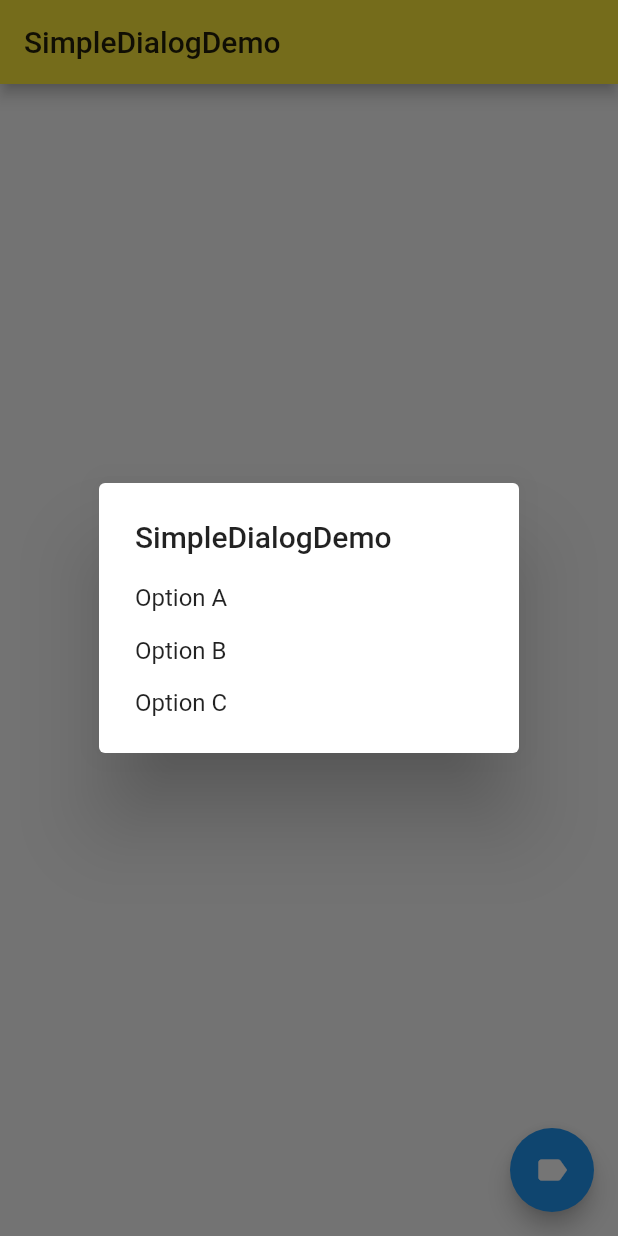
After one commit to chenchaoPgy/flutterStudy, a Flutter app: the SimpleDialogDemo screen opened directly, after a tap on the "label" icon, on a phone screen of 412 x 824 dp. The commit adds this screen. Run offline on Flutter 3.47's test engine with Material 2 defaults, Android fonts, the phone set to English and light mode, and no system bars.

Commit message:
simple dailog

```diff
--- a/lib/demo/material_components.dart
+++ b/lib/demo/material_components.dart
@@ -1,6 +1,7 @@
 import 'package:flutter/cupertino.dart';
 import 'package:flutter/material.dart';
 import 'package:my_flutter_app/demo/datetime_demo.dart';
+import 'package:my_flutter_app/demo/simple_dialog_demo.dart';
 import 'package:my_flutter_app/model/post.dart';
 import 'button_demo.dart';
 import 'floating_action_button.dart';
@@ -21,6 +22,10 @@ class MaterialComponents extends StatelessWidget {
       body: Container(
         child: ListView(
           children: <Widget>[
+            ListItem(
+              title: 'SimpleDialogDemo',
+              page: SimpleDialogDemo(),
+            ),
             ListItem(
               title: 'DatetimeDemo',
               page: DateTimeDemo(),
--- /dev/null
+++ b/lib/demo/simple_dialog_demo.dart
@@ -0,0 +1,86 @@
+import 'package:flutter/material.dart';
+import 'dart:async';
+
+class SimpleDialogDemo extends StatefulWidget {
+  @override
+  _SimpleDialogDemoState createState() => _SimpleDialogDemoState();
+}
+
+enum Option { A, B, C }
+
+class _SimpleDialogDemoState extends State<SimpleDialogDemo> {
+  String _choice = 'Nothing';
+
+  Future _showSimpleDialog() async {
+    final option = await showDialog(
+      context: context,
+      builder: (BuildContext context) {
+        return SimpleDialog(
+          title: Text('SimpleDialogDemo'),
+          children: <Widget>[
+            SimpleDialogOption(
+              child: Text('Option A'),
+              onPressed: () {
+                Navigator.pop(context, Option.A);
+              },
+            ),
+            SimpleDialogOption(
+              child: Text('Option B'),
+              onPressed: () {
+                Navigator.pop(context, Option.B);
+              },
+            ),
+            SimpleDialogOption(
+              child: Text('Option C'),
+              onPressed: () {
+                Navigator.pop(context, Option.C);
+              },
+            )
+          ],
+        );
+      },
+    );
+    switch (option) {
+      case Option.A:
+        setState(() {
+          _choice = "A";
+        });
+        break;
+      case Option.B:
+        setState(() {
+          _choice = "B";
+        });
+        break;
+      case Option.C:
+        setState(() {
+          _choice = "C";
+        });
+        break;
+    }
+  }
+
+  @override
+  Widget build(BuildContext context) {
+    return Scaffold(
+      appBar: AppBar(
+        title: Text("SimpleDialogDemo"),
+      ),
+      body: Container(
+        child: Column(
+          mainAxisAlignment: MainAxisAlignment.center,
+          crossAxisAlignment: CrossAxisAlignment.center,
+          children: <Widget>[
+            Text('Your Choice is $_choice'),
+            Row(
+              mainAxisAlignment: MainAxisAlignment.center,
+            )
+          ],
+        ),
+      ),
+      floatingActionButton: FloatingActionButton(
+        onPressed: _showSimpleDialog,
+        child: Icon(Icons.label),
+      ),
+    );
+  }
+}
```
